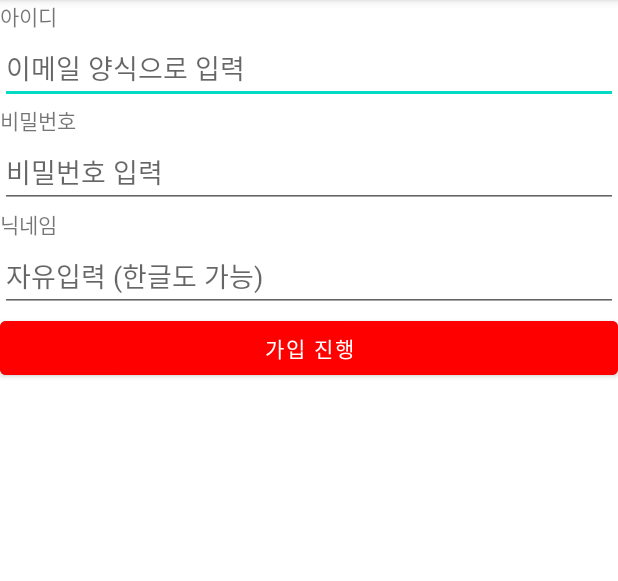
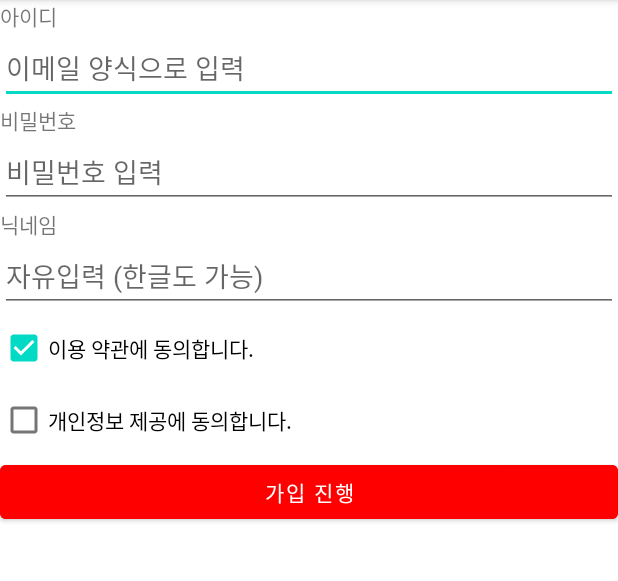
Before and after one commit to skyoo1226/Uip_20220219, an Android app: the screen it shows after launch (MainActivity), on a phone screen of 412 x 824 dp, the part 84-665 px from its top. Run offline under Robolectric (Android 15) with nearby library versions, the phone set to English and light mode, and no system bars.

```diff
--- a/app/src/main/res/layout/activity_main.xml
+++ b/app/src/main/res/layout/activity_main.xml
@@ -42,6 +42,17 @@
         android:imeOptions="actionSend"
         android:hint="자유입력 (한글도 가능)" />
 
+    <CheckBox
+     android:layout_width="wrap_content"
+     android:layout_height="wrap_content"
+     android:checked="true"
+     android:text="이용 약관에 동의합니다." />
+
+    <CheckBox
+        android:layout_width="wrap_content"
+        android:layout_height="wrap_content"
+     android:text="개인정보 제공에 동의합니다." />
+
     <Button
         android:layout_width="match_parent"
         android:layout_height="wrap_content"
```
